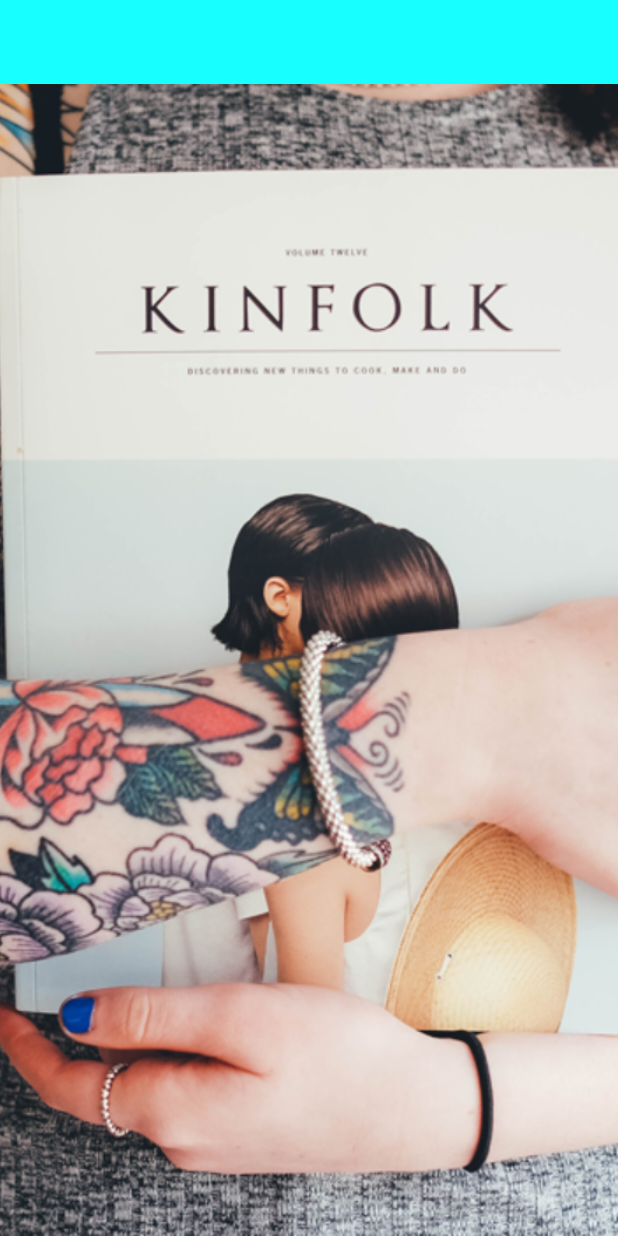
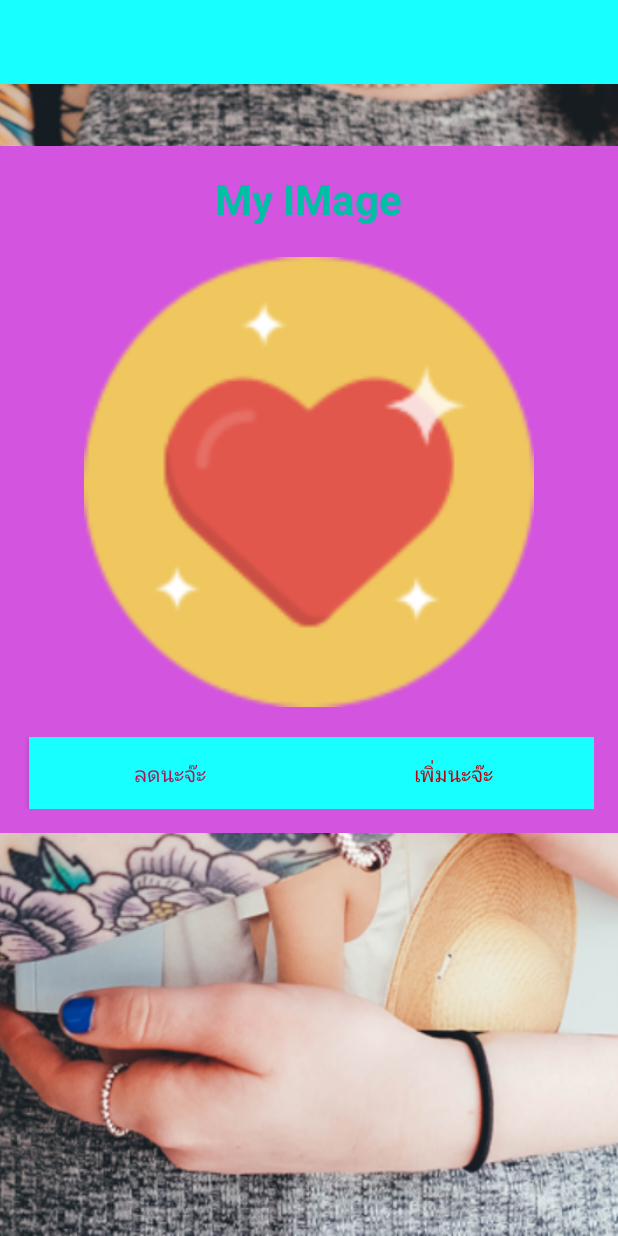
Before and after one commit to PuriKnight/iEazy, an Android app: the screen it shows after launch (MainActivity), on a phone screen of 412 x 824 dp. Run offline under Robolectric (Android 15) with nearby library versions, the phone set to English and light mode, and no system bars.

Commit message:
Start 8 Oct 2017

```diff
--- a/app/src/main/AndroidManifest.xml
+++ b/app/src/main/AndroidManifest.xml
@@ -4,12 +4,12 @@
 
     <application
         android:allowBackup="true"
-        android:icon="@mipmap/ic_launcher"
+        android:icon="@drawable/iconluv2"
         android:label="@string/app_name"
         android:roundIcon="@mipmap/ic_launcher_round"
         android:supportsRtl="true"
         android:theme="@style/AppTheme" >
-        <activity android:name=".MainActivity" >
+        <activity android:name=".MainActivity" android:screenOrientation="portrait">
             <intent-filter>
                 <action android:name="android.intent.action.MAIN" />
 
--- a/app/src/main/java/com/puri_knight/ieazy/fragment/MainFragment.java
+++ b/app/src/main/java/com/puri_knight/ieazy/fragment/MainFragment.java
@@ -6,6 +6,8 @@ import android.support.v4.app.Fragment; // should get fragment by Thian
 import android.view.LayoutInflater;
 import android.view.View;
 import android.view.ViewGroup;
+import android.widget.Button;
+import android.widget.ImageView;
 
 import com.puri_knight.ieazy.R;
 
@@ -16,11 +18,62 @@ import java.util.zip.Inflater;
  */
 
 public class MainFragment extends Fragment{
+    //Explicit
+    private ImageView imageView;
+    private Button decButton, incButton;
+// My Constant
+
+
+    private int[] imageInts = new int[]{
+            R.drawable.iconluv1,
+            R.drawable.iconluv2,
+            R.drawable.iconluv3,
+    };
+
+    private int indexInt = 0;
+
+
     @Nullable
+
+
     @Override
     public View onCreateView(LayoutInflater inflater, @Nullable ViewGroup container, @Nullable Bundle savedInstanceState) {
         View view = inflater.inflate(R.layout.fragment_main,container,false);
         //container get all container
         return view;
     }
+
+    @Override
+    public void onActivityCreated(@Nullable Bundle savedInstanceState) {
+        super.onActivityCreated(savedInstanceState);
+
+         // Initial Veiw
+                 initialView();
+
+        // Increase Controller
+        increaseController();
+
+
+    }
+
+    private void increaseController() {
+        incButton.setOnClickListener(new View.OnClickListener() {
+            @Override
+            public void onClick(View v) {
+
+
+
+
+
+
+
+            } // OnClick
+        });
+    }
+
+    private void initialView() {
+        imageView = (ImageView) getView().findViewById(R.id.imvImage);
+        decButton = (Button) getView().findViewById(R.id.btnDecrease);
+        incButton = (Button) getView().findViewById(R.id.btnIncrease);
+    }
 }// Main Class
--- a/app/src/main/res/layout/activity_main.xml
+++ b/app/src/main/res/layout/activity_main.xml
@@ -26,11 +26,11 @@
         android:layout_height="match_parent">
 
         <ImageView
+            android:layout_width="match_parent"
+            android:layout_height="match_parent"
             android:scaleType="centerCrop"
-        android:src="@drawable/bg"
-        android:layout_width="match_parent"
-        android:layout_height="match_parent" />
-</RelativeLayout>
+            android:src="@drawable/bg" />
+
         <!--Content Fragment-->
         <FrameLayout
             android:id="@+id/contentFragmentMain"
@@ -38,5 +38,7 @@
             android:layout_height="match_parent" />
 
 
+    </RelativeLayout>
+
 
 </LinearLayout>
--- a/app/src/main/res/layout/fragment_main.xml
+++ b/app/src/main/res/layout/fragment_main.xml
@@ -3,7 +3,9 @@
     android:layout_width="match_parent" android:layout_height="match_parent">
      <!--content -->
         <LinearLayout
-            android:layout_marginTop="38dp"
+            android:padding="16dp"
+            android:background="#d354df"
+            android:layout_marginTop="41dp"
             android:gravity="center_horizontal"
             android:orientation="vertical"
             android:layout_width="match_parent"
@@ -24,35 +26,37 @@
 
             <!--Image-->
             <ImageView
+                android:id="@+id/imvImage"
+                android:layout_width="@dimen/image_screen"
+                android:layout_height="@dimen/image_screen"
                 android:layout_marginTop="20dp"
-                android:src="@drawable/iconluv1"
-                android:layout_width="@dimen/image_screen"
-                android:layout_height="@dimen/image_screen" />
+                android:src="@drawable/iconluv1" />
 
 
             <!--Controller-->
             <LinearLayout
-
+                android:layout_marginTop="20dp"
                 android:orientation="horizontal"
                 android:layout_width="match_parent"
                 android:layout_height="wrap_content">
                 <!--Decrease-->
                 <Button
+                    android:id="@+id/btnDecrease"
                     android:layout_marginLeft="3dp"
                     android:textColor="@color/colorAccent"
                     android:background="@color/colorPrimary"
-                    android:layout_weight="1"
+                    android:layout_weight="2"
                     android:text="@string/Decrease"
-                    android:layout_width="0dp"
+                    android:layout_width="1dp"
                     android:layout_height="wrap_content" />
 
                 <!--Increase-->
                 <Button
-
+                    android:id="@+id/btnIncrease"
                     android:textColor="#ba000d"
                     android:background="@color/colorPrimary"
                     android:text="@string/Increase"
-                    android:layout_weight="1"
+                    android:layout_weight="2"
                     android:layout_width="0dp"
                     android:layout_height="wrap_content" />
 
```
Lines whose indentation alone changed are shown as unchanged.
